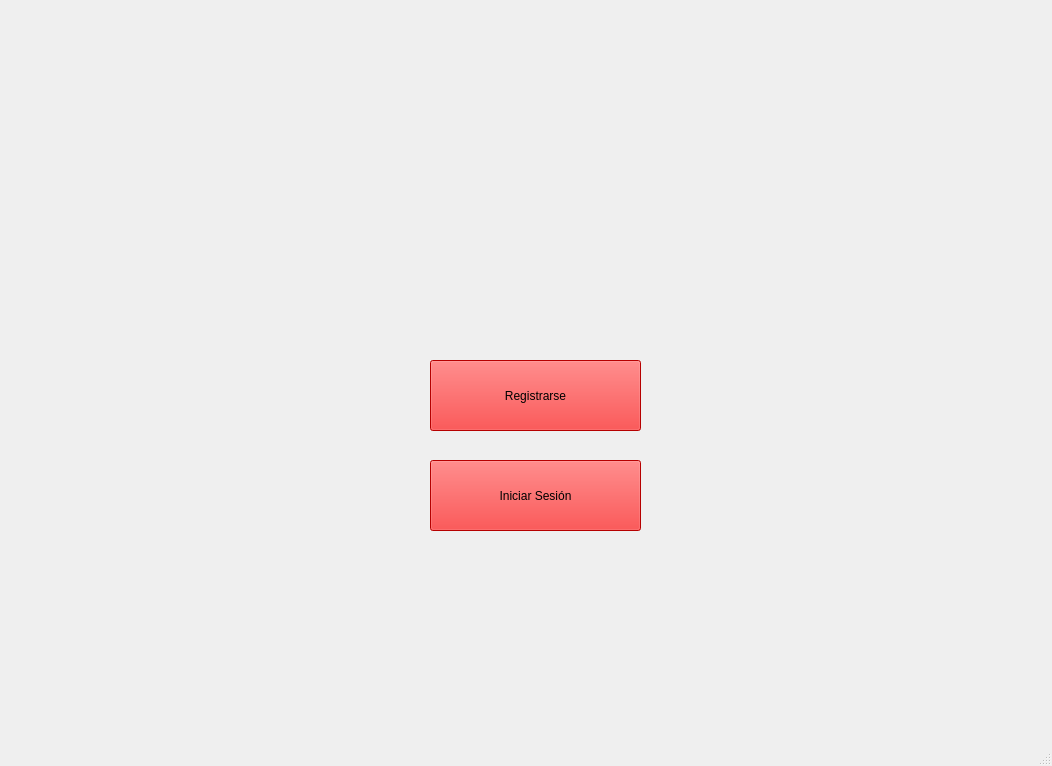
The window that gui/ventana_principal.ui (SamuelOUS/GestionU) describes before a commit, drawn with Qt 5.
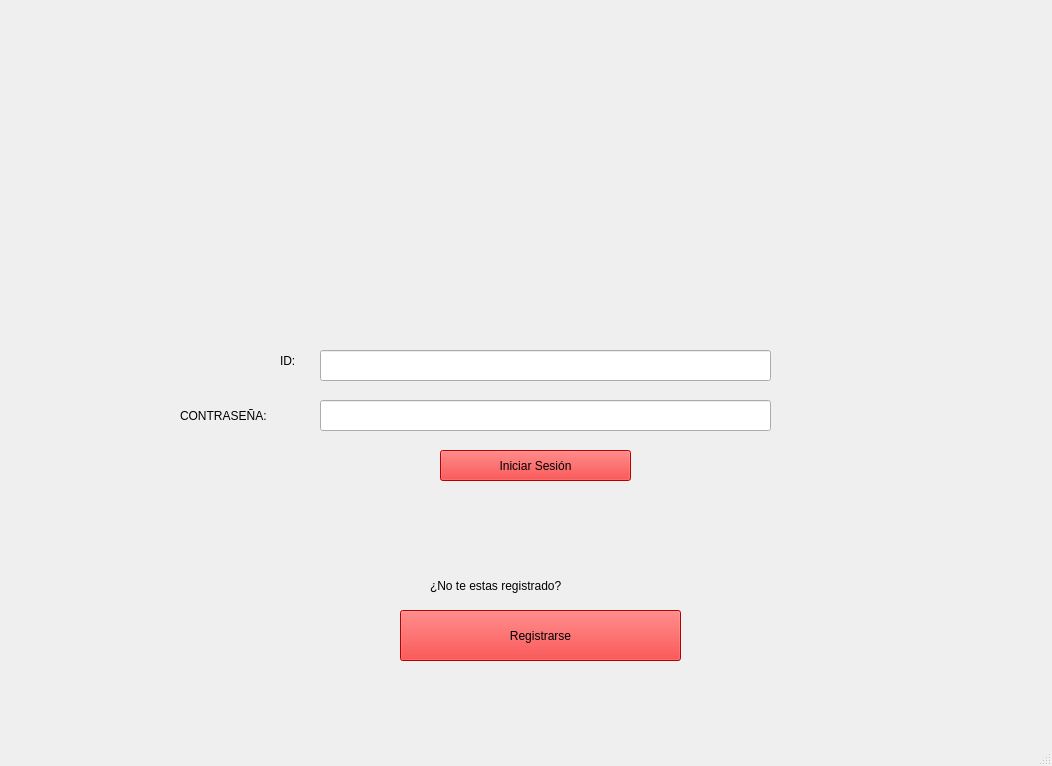
The same window after the commit. Icons and pictures are not drawn.

```diff
--- a/gui/ventana_principal.ui
+++ b/gui/ventana_principal.ui
@@ -26,10 +26,10 @@
    <widget class="QPushButton" name="Registrar_Button">
     <property name="geometry">
      <rect>
-      <x>430</x>
-      <y>360</y>
-      <width>211</width>
-      <height>71</height>
+      <x>400</x>
+      <y>610</y>
+      <width>281</width>
+      <height>51</height>
      </rect>
     </property>
     <property name="styleSheet">
@@ -40,26 +40,6 @@
      <string>Registrarse</string>
     </property>
    </widget>
-   <widget class="QPushButton" name="IniciarSesion_Button">
-    <property name="enabled">
-     <bool>true</bool>
-    </property>
-    <property name="geometry">
-     <rect>
-      <x>430</x>
-      <y>460</y>
-      <width>211</width>
-      <height>71</height>
-     </rect>
-    </property>
-    <property name="styleSheet">
-     <string notr="true">background-color: rgb(255, 0, 0);
-font: 75 10pt &quot;Arial&quot;;</string>
-    </property>
-    <property name="text">
-     <string>Iniciar Sesión</string>
-    </property>
-   </widget>
    <widget class="QLabel" name="label_logo">
     <property name="geometry">
      <rect>
@@ -82,6 +62,92 @@
      <set>Qt::TextSelectableByMouse</set>
     </property>
    </widget>
+   <widget class="QLabel" name="label_id">
+    <property name="geometry">
+     <rect>
+      <x>280</x>
+      <y>340</y>
+      <width>41</width>
+      <height>41</height>
+     </rect>
+    </property>
+    <property name="styleSheet">
+     <string notr="true">font: 12pt &quot;Monospac821 BT&quot;;</string>
+    </property>
+    <property name="text">
+     <string>ID:</string>
+    </property>
+   </widget>
+   <widget class="QLabel" name="label_contrasena">
+    <property name="geometry">
+     <rect>
+      <x>180</x>
+      <y>400</y>
+      <width>131</width>
+      <height>31</height>
+     </rect>
+    </property>
+    <property name="styleSheet">
+     <string notr="true">font: 12pt &quot;Monospac821 BT&quot;;</string>
+    </property>
+    <property name="text">
+     <string>CONTRASEÑA:</string>
+    </property>
+   </widget>
+   <widget class="QLineEdit" name="ingresar_id">
+    <property name="geometry">
+     <rect>
+      <x>320</x>
+      <y>350</y>
+      <width>451</width>
+      <height>31</height>
+     </rect>
+    </property>
+   </widget>
+   <widget class="QLineEdit" name="ingresar_contrasena">
+    <property name="geometry">
+     <rect>
+      <x>320</x>
+      <y>400</y>
+      <width>451</width>
+      <height>31</height>
+     </rect>
+    </property>
+   </widget>
+   <widget class="QLabel" name="label_contrasena_2">
+    <property name="geometry">
+     <rect>
+      <x>430</x>
+      <y>570</y>
+      <width>231</width>
+      <height>31</height>
+     </rect>
+    </property>
+    <property name="styleSheet">
+     <string notr="true">font: 9pt &quot;Monospac821 BT&quot;;
+</string>
+    </property>
+    <property name="text">
+     <string>¿No te estas registrado?</string>
+    </property>
+   </widget>
+   <widget class="QPushButton" name="Iniciar_Button">
+    <property name="geometry">
+     <rect>
+      <x>440</x>
+      <y>450</y>
+      <width>191</width>
+      <height>31</height>
+     </rect>
+    </property>
+    <property name="styleSheet">
+     <string notr="true">background-color: rgb(255, 0, 0);
+font: 9pt &quot;Monospac821 BT&quot;;</string>
+    </property>
+    <property name="text">
+     <string>Iniciar Sesión</string>
+    </property>
+   </widget>
   </widget>
   <widget class="QMenuBar" name="menubar">
    <property name="geometry">
```
Left out of the diff: 2 changed lines with no effect on the pictures.
